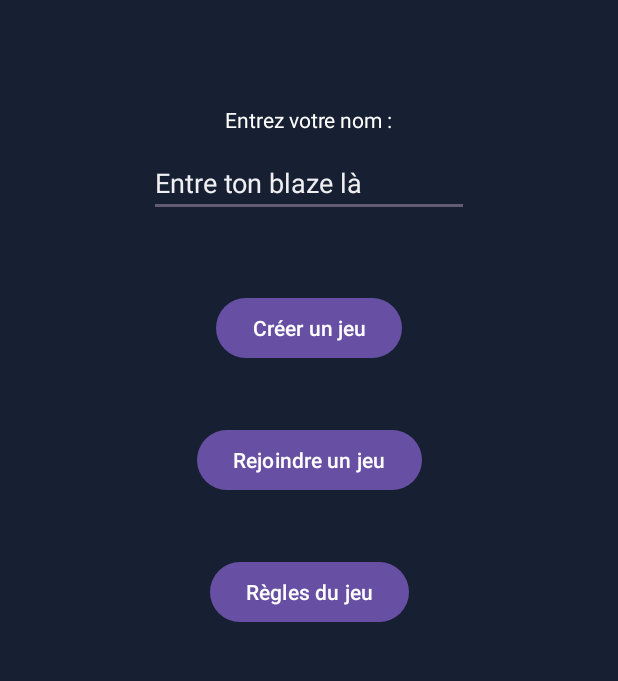
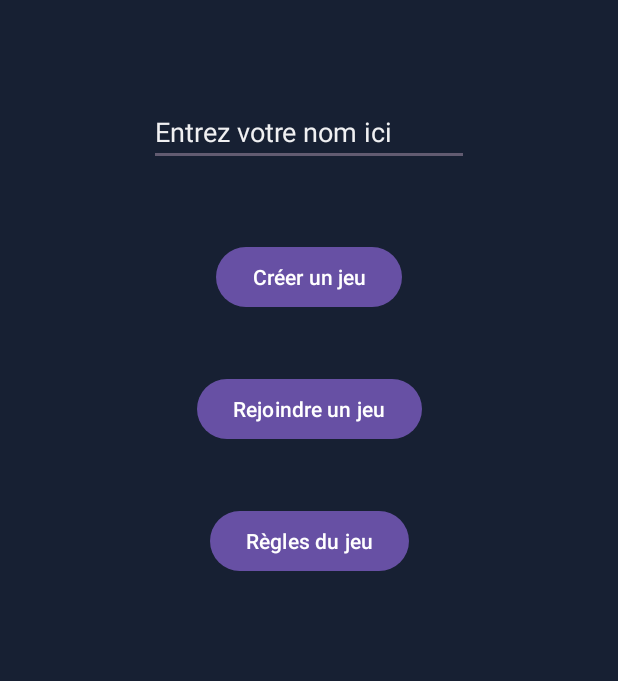
Before and after one commit to antoinevalat/MasterMeme, an Android app: the screen it shows after launch (MainActivity), on a phone screen of 412 x 824 dp, the part 313-994 px from its top. Run offline under Robolectric (Android 15) with nearby library versions, the phone set to English and light mode, and no system bars.

Commit message:
voici les changements attribués au projet.

```diff
--- a/app/src/main/res/layout/activity_main.xml
+++ b/app/src/main/res/layout/activity_main.xml
@@ -7,7 +7,6 @@
     tools:context=".MainActivity"
     android:background="@color/bleu_fonce">
 
-    <!-- Vos autres vues ici -->
 
     <TextView
         android:id="@+id/txtMEME"
@@ -68,24 +67,14 @@
         android:id="@+id/editEntrezNom"
         android:layout_width="wrap_content"
         android:layout_height="wrap_content"
-        android:layout_marginTop="10dp"
+        android:layout_marginTop="65dp"
         android:ems="10"
+        android:hint="Entrez votre nom ici"
+        android:inputType="text"
         android:textColor="#FFFFFFFF"
         android:textColorHint="#F0F0F2"
-        android:hint="Entre ton blaze là"
-        android:inputType="text"
-        app:layout_constraintEnd_toEndOf="@+id/txtEntrezNom"
-        app:layout_constraintStart_toStartOf="@+id/txtEntrezNom"
-        app:layout_constraintTop_toBottomOf="@+id/txtEntrezNom" />
-
-    <TextView
-        android:id="@+id/txtEntrezNom"
-        android:layout_width="wrap_content"
-        android:layout_height="wrap_content"
-        android:layout_marginTop="70dp"
-        android:textColor="#FFFFFFFF"
-        android:text="Entrez votre nom :"
         app:layout_constraintEnd_toEndOf="@+id/txtMASTER"
+        app:layout_constraintHorizontal_bias="0.508"
         app:layout_constraintStart_toStartOf="@+id/txtMASTER"
         app:layout_constraintTop_toBottomOf="@+id/txtMASTER" />
 
```
